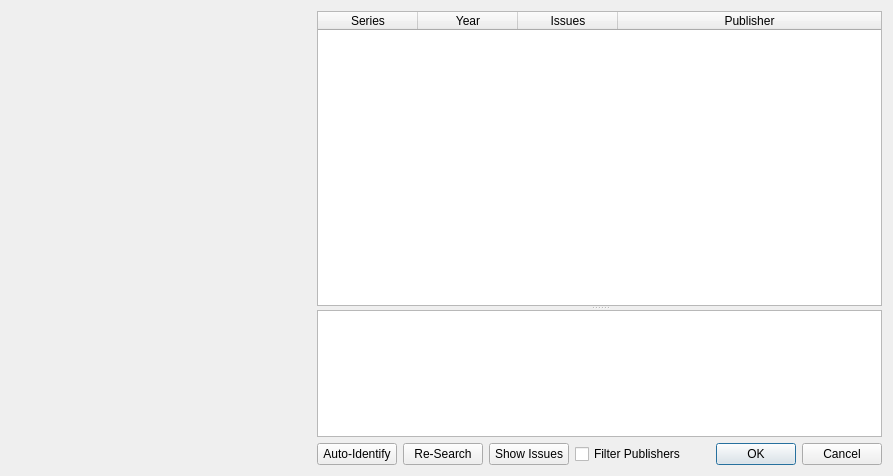
The window that comictaggerlib/ui/seriesselectionwindow.ui (comictagger/comictagger) describes before a commit, drawn with Qt 5.
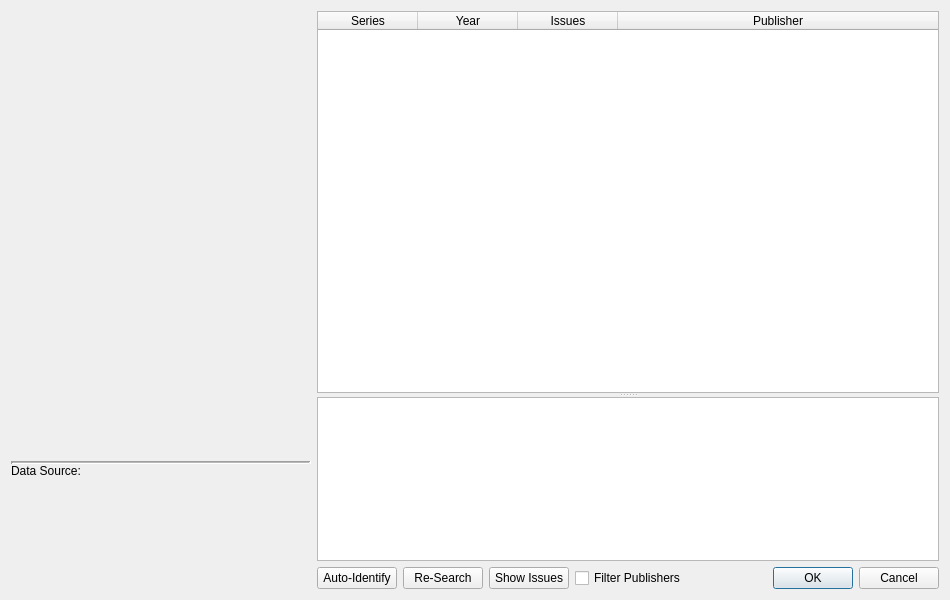
The same window after the commit.

Commit message: Merge branch 'mizaki-source_logo_url' into develop

```diff
--- a/comictaggerlib/ui/seriesselectionwindow.ui
+++ b/comictaggerlib/ui/seriesselectionwindow.ui
@@ -6,8 +6,8 @@
    <rect>
     <x>0</x>
     <y>0</y>
-    <width>893</width>
-    <height>476</height>
+    <width>950</width>
+    <height>600</height>
    </rect>
   </property>
   <property name="windowTitle">
@@ -17,10 +17,27 @@
    <bool>false</bool>
   </property>
   <layout class="QGridLayout" name="gridLayout">
-   <item row="0" column="0">
+   <item row="0" column="2">
     <layout class="QHBoxLayout" name="horizontalLayout_2">
      <item>
+      <layout class="QVBoxLayout" name="verticalLayout_3">
+       <property name="spacing">
+        <number>0</number>
+       </property>
+       <property name="sizeConstraint">
+        <enum>QLayout::SetMaximumSize</enum>
+       </property>
+       <property name="leftMargin">
+        <number>0</number>
+       </property>
+       <item alignment="Qt::AlignTop">
       <widget class="QWidget" name="imageContainer" native="true">
+         <property name="sizePolicy">
+          <sizepolicy hsizetype="Preferred" vsizetype="Preferred">
+           <horstretch>0</horstretch>
+           <verstretch>0</verstretch>
+          </sizepolicy>
+         </property>
        <property name="minimumSize">
         <size>
          <width>300</width>
@@ -34,6 +51,62 @@
         </size>
        </property>
       </widget>
+       </item>
+       <item>
+        <widget class="Line" name="line">
+         <property name="lineWidth">
+          <number>2</number>
+         </property>
+         <property name="midLineWidth">
+          <number>1</number>
+         </property>
+         <property name="orientation">
+          <enum>Qt::Horizontal</enum>
+         </property>
+        </widget>
+       </item>
+       <item>
+        <widget class="QLabel" name="lblSourceName">
+         <property name="sizePolicy">
+          <sizepolicy hsizetype="Preferred" vsizetype="Preferred">
+           <horstretch>0</horstretch>
+           <verstretch>0</verstretch>
+          </sizepolicy>
+         </property>
+         <property name="maximumSize">
+          <size>
+           <width>300</width>
+           <height>16777215</height>
+          </size>
+         </property>
+         <property name="text">
+          <string>Data Source:</string>
+         </property>
+         <property name="alignment">
+          <set>Qt::AlignLeading|Qt::AlignLeft|Qt::AlignTop</set>
+         </property>
+         <property name="openExternalLinks">
+          <bool>true</bool>
+         </property>
+        </widget>
+       </item>
+       <item>
+        <widget class="QWidget" name="imageSourceLogo" native="true">
+         <property name="minimumSize">
+          <size>
+           <width>300</width>
+           <height>100</height>
+          </size>
+         </property>
+         <property name="maximumSize">
+          <size>
+           <width>300</width>
+           <height>16777215</height>
+          </size>
+         </property>
+        </widget>
+       </item>
+      </layout>
      </item>
      <item>
       <layout class="QVBoxLayout" name="verticalLayout">
@@ -85,17 +158,11 @@
            <property name="text">
             <string>Year</string>
            </property>
-           <property name="textAlignment">
-            <set>AlignCenter</set>
-           </property>
           </column>
           <column>
            <property name="text">
             <string>Issues</string>
            </property>
-           <property name="textAlignment">
-            <set>AlignCenter</set>
-           </property>
           </column>
           <column>
            <property name="text">
```
Lines whose indentation alone changed are shown as unchanged. The commit also changes 5 other files.
